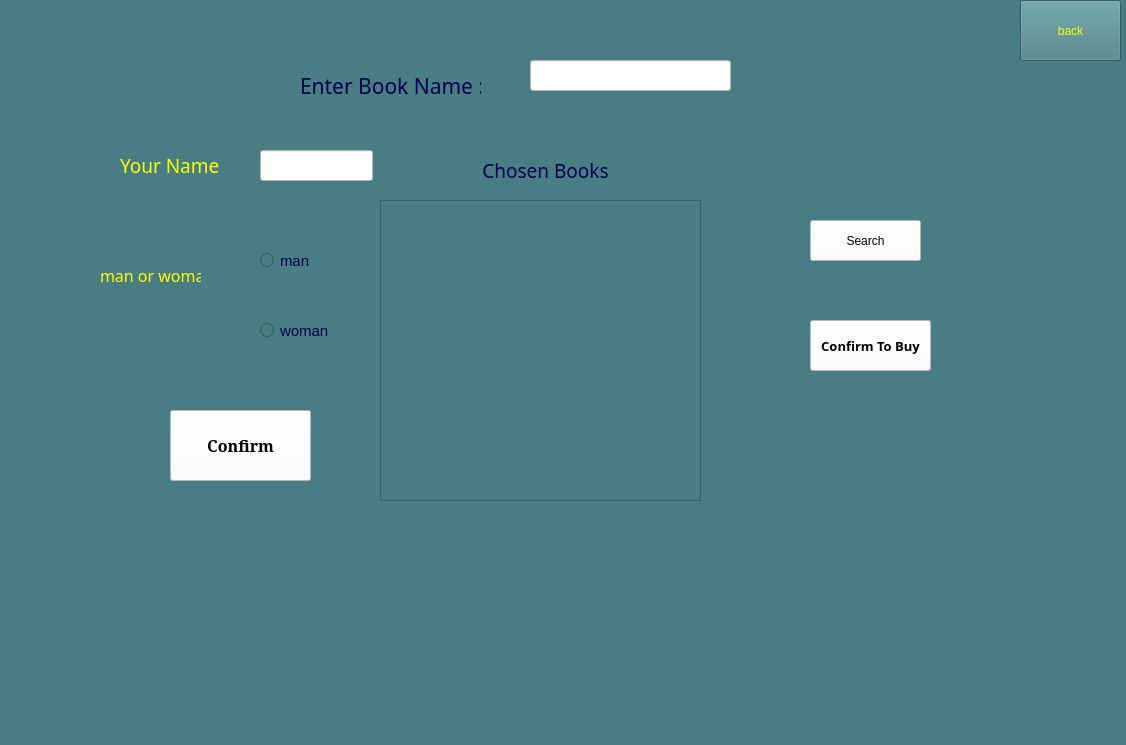
Qt form client.ui (ParisaMollahoseini/bookstore) before a commit.
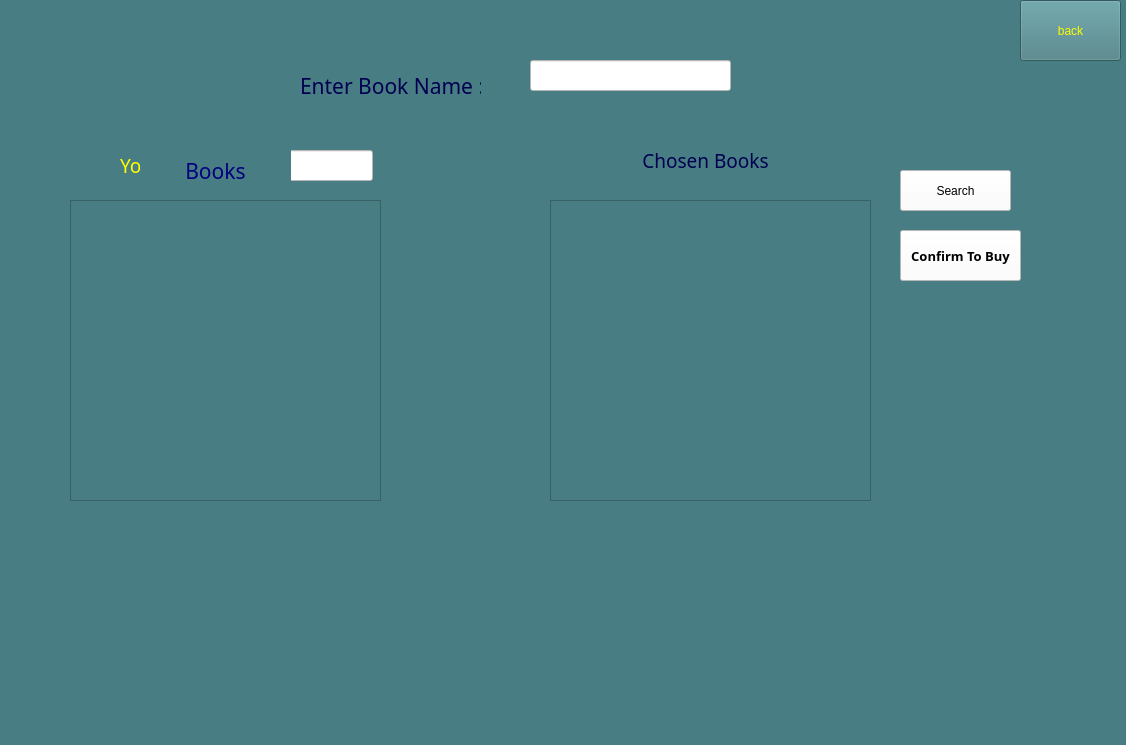
The same form after that commit.

```diff
--- a/client.ui
+++ b/client.ui
@@ -20,8 +20,8 @@
    <widget class="QPushButton" name="buy">
     <property name="geometry">
      <rect>
-      <x>810</x>
-      <y>320</y>
+      <x>900</x>
+      <y>230</y>
       <width>121</width>
       <height>51</height>
      </rect>
@@ -44,7 +44,7 @@
    <widget class="QListWidget" name="listwidgetofBooks">
     <property name="geometry">
      <rect>
-      <x>380</x>
+      <x>550</x>
       <y>200</y>
       <width>321</width>
       <height>301</height>
@@ -114,8 +114,8 @@
    <widget class="QPushButton" name="search">
     <property name="geometry">
      <rect>
-      <x>810</x>
-      <y>220</y>
+      <x>900</x>
+      <y>170</y>
       <width>111</width>
       <height>41</height>
      </rect>
@@ -200,8 +200,8 @@
    <widget class="QLabel" name="chosel">
     <property name="geometry">
      <rect>
-      <x>390</x>
-      <y>150</y>
+      <x>550</x>
+      <y>140</y>
       <width>311</width>
       <height>41</height>
      </rect>
@@ -299,6 +299,50 @@
      <string>back</string>
     </property>
    </widget>
+   <widget class="QListWidget" name="listobooks">
+    <property name="geometry">
+     <rect>
+      <x>70</x>
+      <y>200</y>
+      <width>311</width>
+      <height>301</height>
+     </rect>
+    </property>
+    <property name="font">
+     <font>
+      <family>Segoe Print</family>
+      <pointsize>14</pointsize>
+     </font>
+    </property>
+    <property name="styleSheet">
+     <string notr="true">color: rgb(0, 255, 255);</string>
+    </property>
+   </widget>
+   <widget class="QLabel" name="listofbooklabel">
+    <property name="geometry">
+     <rect>
+      <x>140</x>
+      <y>150</y>
+      <width>151</width>
+      <height>41</height>
+     </rect>
+    </property>
+    <property name="font">
+     <font>
+      <family>Segoe Print</family>
+      <pointsize>16</pointsize>
+     </font>
+    </property>
+    <property name="styleSheet">
+     <string notr="true">color: rgb(0, 0, 127);</string>
+    </property>
+    <property name="text">
+     <string>Books</string>
+    </property>
+    <property name="alignment">
+     <set>Qt::AlignCenter</set>
+    </property>
+   </widget>
   </widget>
   <widget class="QMenuBar" name="menubar">
    <property name="geometry">
```
